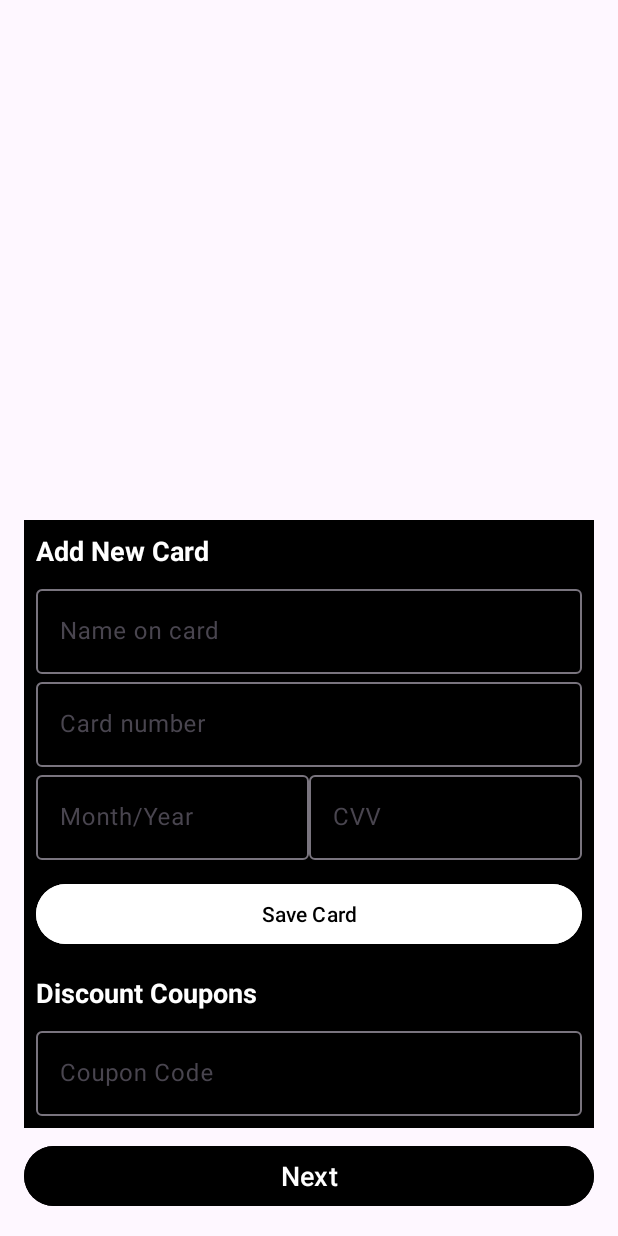
After one commit to iamtien-cmd/Project_mobile, an Android app: the layout activity_cart.xml on its own in the app's theme, with its tools: preview values and no code run, on a phone screen of 412 x 824 dp. The commit adds this screen. Run offline under Robolectric (Android 15) with nearby library versions, the phone set to English and light mode, and no system bars.

Commit message:
Thêm các giao diện còn lại

```diff
--- a/front-end/DoAn/app/src/main/res/layout/activity_aboutus.xml
+++ b/front-end/DoAn/app/src/main/res/layout/activity_aboutus.xml
@@ -11,7 +11,7 @@
             android:layout_width="match_parent"
             android:layout_height="match_parent"
             android:scaleType="centerCrop"
-            android:src="@drawable/image_87"
+            android:src="@drawable/image_51"
             app:layout_constraintBottom_toBottomOf="parent"
             app:layout_constraintTop_toTopOf="parent" />
 
--- /dev/null
+++ b/front-end/DoAn/app/src/main/res/layout/activity_cart.xml
@@ -0,0 +1,143 @@
+<?xml version="1.0" encoding="utf-8"?>
+<LinearLayout
+    xmlns:android="http://schemas.android.com/apk/res/android"
+    xmlns:app="http://schemas.android.com/apk/res-auto"
+    android:layout_width="match_parent"
+    android:layout_height="match_parent"
+    android:orientation="vertical"
+    android:padding="16dp">
+
+    <!-- Danh sách địa chỉ đã có -->
+    <androidx.recyclerview.widget.RecyclerView
+        android:id="@+id/recycler_cards"
+        android:layout_width="match_parent"
+        android:layout_height="0dp"
+        android:layout_weight="1"/>
+
+
+    <!-- Form thêm địa chỉ mới -->
+    <LinearLayout
+        android:layout_width="match_parent"
+        android:layout_height="wrap_content"
+        android:orientation="vertical"
+        android:padding="8dp"
+        android:background="@android:color/black">
+
+        <TextView
+            android:layout_width="match_parent"
+            android:layout_height="wrap_content"
+            android:text="Add New Card"
+            android:textSize="18sp"
+            android:textColor="@android:color/white"
+            android:textStyle="bold"
+            android:paddingBottom="8dp"/>
+
+        <com.google.android.material.textfield.TextInputLayout
+            android:layout_width="match_parent"
+            android:layout_height="wrap_content"
+            android:hint="Name on card"
+            app:boxBackgroundMode="outline">
+
+            <com.google.android.material.textfield.TextInputEditText
+                android:id="@+id/txt_namecard"
+                android:layout_width="match_parent"
+                android:layout_height="wrap_content"/>
+        </com.google.android.material.textfield.TextInputLayout>
+
+        <com.google.android.material.textfield.TextInputLayout
+            android:layout_width="match_parent"
+            android:layout_height="wrap_content"
+            android:hint="Card number"
+            app:boxBackgroundMode="outline">
+
+            <com.google.android.material.textfield.TextInputEditText
+                android:id="@+id/txt_number_card"
+                android:layout_width="match_parent"
+                android:layout_height="wrap_content"/>
+        </com.google.android.material.textfield.TextInputLayout>
+
+        <LinearLayout
+            android:layout_width="match_parent"
+            android:layout_height="wrap_content"
+            android:orientation="horizontal">
+
+            <com.google.android.material.textfield.TextInputLayout
+                android:layout_width="0dp"
+                android:layout_height="wrap_content"
+                android:layout_weight="1"
+                android:hint="Month/Year"
+                app:boxBackgroundMode="outline">
+
+                <com.google.android.material.textfield.TextInputEditText
+                    android:id="@+id/edt_expiry"
+                    android:layout_width="match_parent"
+                    android:layout_height="wrap_content"/>
+            </com.google.android.material.textfield.TextInputLayout>
+
+            <com.google.android.material.textfield.TextInputLayout
+                android:layout_width="0dp"
+                android:layout_height="wrap_content"
+                android:layout_weight="1"
+                android:hint="CVV"
+                app:boxBackgroundMode="outline">
+
+                <com.google.android.material.textfield.TextInputEditText
+                    android:id="@+id/edt_cvv"
+                    android:layout_width="match_parent"
+                    android:layout_height="wrap_content"
+                    android:inputType="numberPassword"/>
+            </com.google.android.material.textfield.TextInputLayout>
+        </LinearLayout>
+
+        <Button
+            android:id="@+id/btn_save_card"
+            android:layout_width="match_parent"
+            android:layout_height="wrap_content"
+            android:text="Save Card"
+            android:backgroundTint="@android:color/white"
+            android:textColor="@android:color/black"
+            android:layout_marginTop="12dp"/>
+    </LinearLayout>
+
+
+
+    <LinearLayout
+        android:layout_width="match_parent"
+        android:layout_height="wrap_content"
+        android:orientation="vertical"
+        android:padding="8dp"
+        android:background="@android:color/black">
+
+        <TextView
+            android:layout_width="match_parent"
+            android:layout_height="wrap_content"
+            android:text="Discount Coupons"
+            android:textSize="18sp"
+            android:textColor="@android:color/white"
+            android:textStyle="bold"
+            android:paddingBottom="8dp"/>
+
+        <com.google.android.material.textfield.TextInputLayout
+            android:layout_width="match_parent"
+            android:layout_height="wrap_content"
+            android:hint="Coupon Code"
+            app:boxBackgroundMode="outline">
+
+            <com.google.android.material.textfield.TextInputEditText
+                android:id="@+id/txt_discount"
+                android:layout_width="match_parent"
+                android:layout_height="wrap_content"/>
+        </com.google.android.material.textfield.TextInputLayout>
+
+    </LinearLayout>
+    <!-- Nút tiếp tục -->
+    <Button
+        android:id="@+id/btn_next"
+        android:layout_width="match_parent"
+        android:layout_height="wrap_content"
+        android:text="Next"
+        android:backgroundTint="@android:color/black"
+        android:textColor="@android:color/white"
+        android:textSize="18sp"
+        android:layout_marginTop="8dp"/>
+</LinearLayout>
```
Also changed, not shown: front-end/DoAn/app/src/main/res/layout/activity_address.xml (added, +128 -0 lines), front-end/DoAn/app/src/main/res/layout/activity_chatbot.xml (added, +66 -0 lines), front-end/DoAn/app/src/main/res/layout/activity_product_detail.xml (added, +123 -0 lines), front-end/DoAn/app/src/main/res/layout/activity_success.xml (added, +34 -0 lines), front-end/DoAn/app/src/main/res/layout/activity_success_order.xml (added, +48 -0 lines), front-end/DoAn/app/src/main/res/layout/item_address.xml (added, +53 -0 lines), front-end/DoAn/app/src/main/res/layout/item_card.xml (added, +53 -0 lines), front-end/DoAn/app/src/main/res/layout/item_cart.xml (added, +78 -0 lines), front-end/DoAn/app/src/main/res/layout/item_product.xml (+11 -1 lines), front-end/DoAn/app/src/main/res/drawable/check_mark.png (added), front-end/DoAn/app/src/main/res/drawable/image_57.png (added), front-end/DoAn/app/src/main/res/drawable/image_62.png (added), front-end/DoAn/app/src/main/res/drawable/rectangle_6.png (added), front-end/DoAn/app/src/main/res/drawable/selected.jpg (added).
